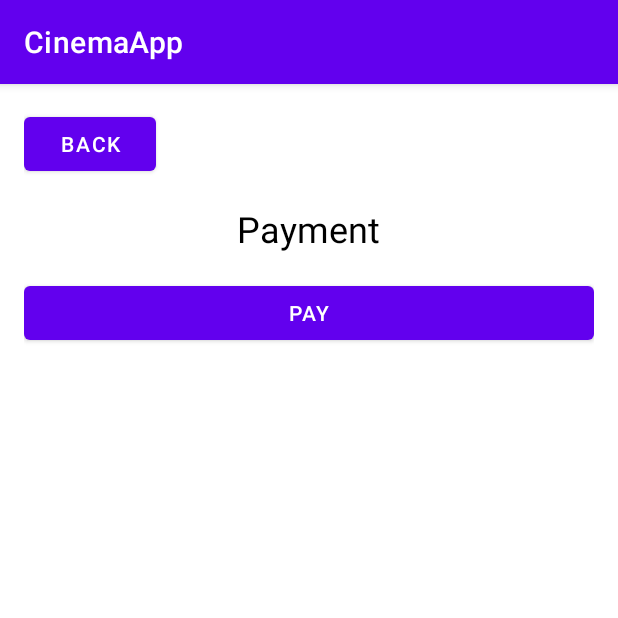
After one commit to Jambo4231/CinemaAppAssignment, an Android app: the fragment PaymentFragment shown on its own in the app's theme, on a phone screen of 412 x 824 dp, the top half of it. The commit adds this screen. Run offline under Robolectric (Android 15) with nearby library versions, the phone set to English and light mode, and no system bars.

Commit message:
payment fragment added

```diff
--- /dev/null
+++ b/app/src/main/java/com/example/cinemaapp/PaymentFragment.kt
@@ -0,0 +1,27 @@
+package com.example.cinemaapp
+
+import android.os.Bundle
+import android.view.LayoutInflater
+import android.view.View
+import android.view.ViewGroup
+import androidx.fragment.app.Fragment
+import com.example.cinemaapp.databinding.FragmentPaymentBinding
+
+class PaymentFragment : Fragment(R.layout.fragment_payment) {
+
+    private var _binding: FragmentPaymentBinding? = null
+    private val binding get() = _binding!!
+
+    override fun onCreateView(
+        inflater: LayoutInflater, container: ViewGroup?,
+        savedInstanceState: Bundle?
+    ): View {
+        _binding = FragmentPaymentBinding.inflate(inflater, container, false)
+        return binding.root
+    }
+
+    override fun onDestroyView() {
+        super.onDestroyView()
+        _binding = null
+    }
+}
--- /dev/null
+++ b/app/src/main/res/layout/fragment_payment.xml
@@ -0,0 +1,37 @@
+<?xml version="1.0" encoding="utf-8"?>
+<ScrollView xmlns:android="http://schemas.android.com/apk/res/android"
+    android:layout_width="match_parent"
+    android:layout_height="match_parent"
+    android:padding="16dp">
+
+    <LinearLayout
+        android:layout_width="match_parent"
+        android:layout_height="wrap_content"
+        android:orientation="vertical">
+
+        <Button
+            android:id="@+id/button_back"
+            android:layout_width="wrap_content"
+            android:layout_height="wrap_content"
+            android:text="Back"
+            android:layout_gravity="start"
+            android:layout_marginBottom="16dp" />
+
+        <TextView
+            android:layout_width="wrap_content"
+            android:layout_height="wrap_content"
+            android:text="Payment"
+            android:textColor="@android:color/black"
+            android:textSize="24sp"
+            android:layout_gravity="center" />
+
+        <!-- Add your payment details input fields here -->
+
+        <Button
+            android:id="@+id/button_pay"
+            android:layout_width="match_parent"
+            android:layout_height="wrap_content"
+            android:text="Pay"
+            android:layout_marginTop="16dp" />
+    </LinearLayout>
+</ScrollView>
```
Also changed, not shown: app/src/main/java/com/example/cinemaapp/SeatsFragment.kt (+16 -1 lines).
